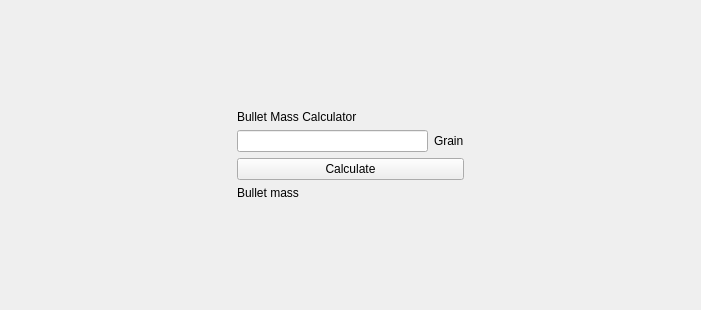
Old version of the form mainwindow.ui in the repository serarandal/BallisticsStudy.
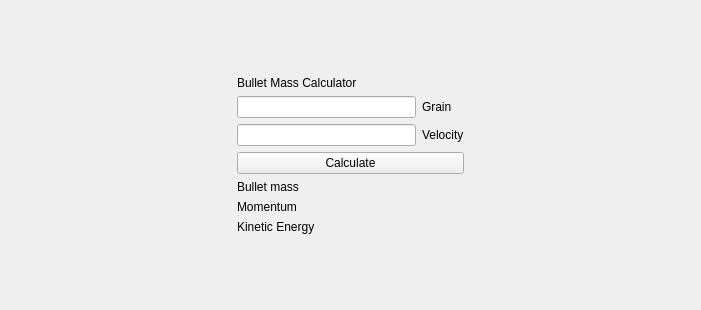
New version of the form.

Commit message: commit numberº 8 : Added new calculation and new label

```diff
--- a/mainwindow.ui
+++ b/mainwindow.ui
@@ -17,13 +17,6 @@
    <layout class="QGridLayout" name="gridLayout_2">
     <item row="1" column="1">
      <layout class="QGridLayout" name="gridLayout">
-      <item row="3" column="0" colspan="2">
-       <widget class="QPushButton" name="pushButton">
-        <property name="text">
-         <string>Calculate</string>
-        </property>
-       </widget>
-      </item>
       <item row="2" column="1">
        <widget class="QLabel" name="label">
         <property name="text">
@@ -31,13 +24,6 @@
         </property>
        </widget>
       </item>
-      <item row="2" column="0">
-       <widget class="QLineEdit" name="TEST">
-        <property name="text">
-         <string/>
-        </property>
-       </widget>
-      </item>
       <item row="1" column="0">
        <widget class="QLabel" name="label_2">
         <property name="text">
@@ -45,13 +31,51 @@
         </property>
        </widget>
       </item>
-      <item row="4" column="0">
-       <widget class="QLabel" name="label_3">
+      <item row="6" column="0">
+       <widget class="QLabel" name="MomentumLabel">
+        <property name="text">
+         <string>Momentum</string>
+        </property>
+       </widget>
+      </item>
+      <item row="4" column="0" colspan="2">
+       <widget class="QPushButton" name="pushButton">
+        <property name="text">
+         <string>Calculate</string>
+        </property>
+       </widget>
+      </item>
+      <item row="2" column="0">
+       <widget class="QLineEdit" name="GrainText">
+        <property name="text">
+         <string/>
+        </property>
+       </widget>
+      </item>
+      <item row="5" column="0">
+       <widget class="QLabel" name="BulletMassLabel">
         <property name="text">
          <string>Bullet mass</string>
         </property>
        </widget>
       </item>
+      <item row="3" column="0">
+       <widget class="QLineEdit" name="VelocityText"/>
+      </item>
+      <item row="3" column="1">
+       <widget class="QLabel" name="VelocityLabel">
+        <property name="text">
+         <string>Velocity</string>
+        </property>
+       </widget>
+      </item>
+      <item row="7" column="0">
+       <widget class="QLabel" name="KineticEnergyLabel">
+        <property name="text">
+         <string>Kinetic Energy </string>
+        </property>
+       </widget>
+      </item>
      </layout>
     </item>
     <item row="1" column="2">
```
Left out of the diff: 2 changed lines with no effect on the pictures. The commit also changes 3 other files.
